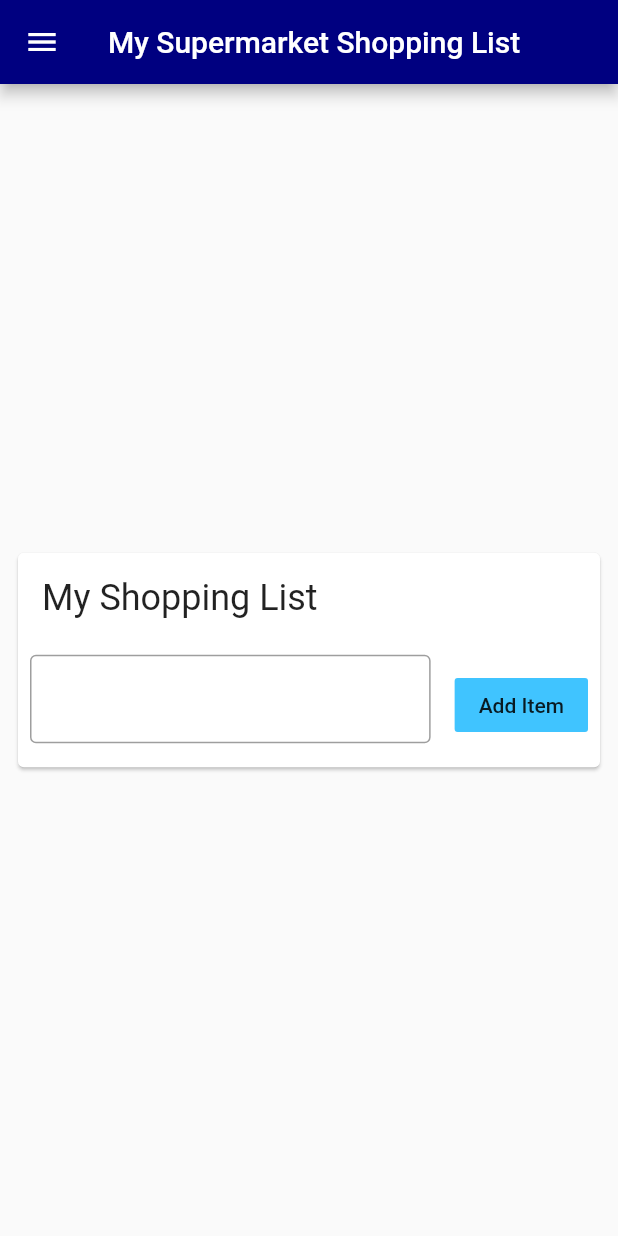
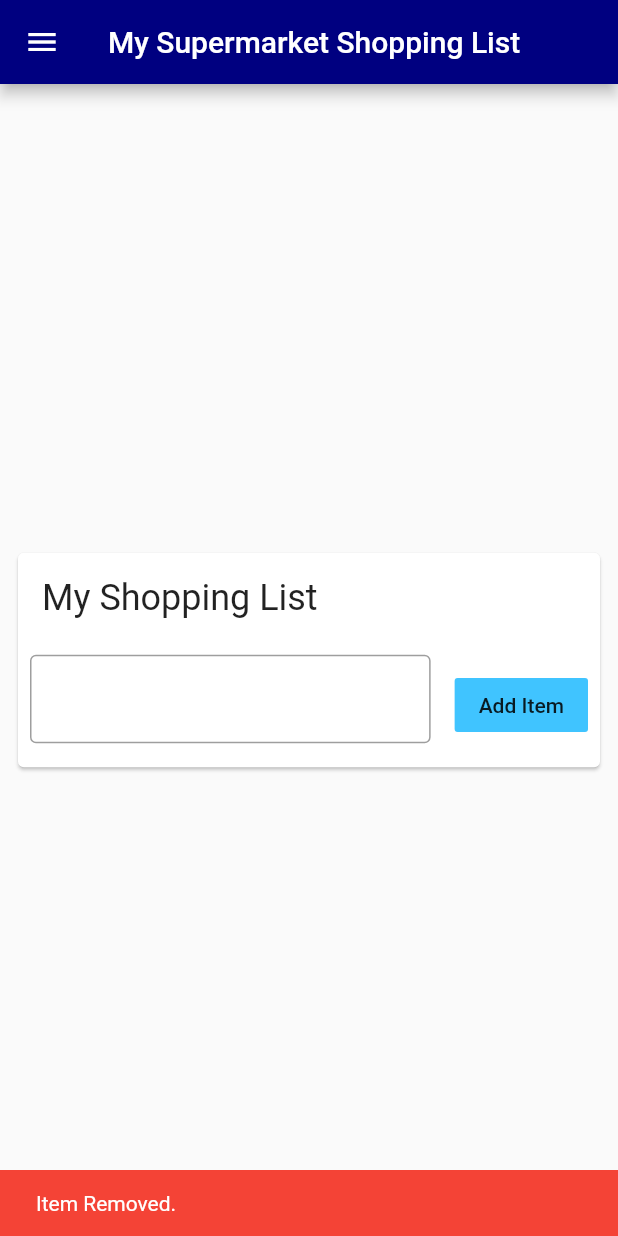
Before and after one commit to xDandreas/shoppinglist, a Flutter app: the screen it shows after launch, after a tap on "Add Item", after a tap on the "close" icon, on a phone screen of 412 x 824 dp. Run offline on Flutter 3.47's test engine with Material 2 defaults, Android fonts, the phone set to English and light mode, and no system bars.

Commit message:
Tweaked main file

```diff
--- a/lib/main.dart
+++ b/lib/main.dart
@@ -216,7 +216,15 @@ class _ListItemState extends State<ListItem> {
             ),
             IconButton(
               color: Colors.red,
-              onPressed: widget.onClosed,
+              onPressed: () {
+                final snackBar = SnackBar(
+                  backgroundColor: Colors.red,
+                  content: Text('Item Removed.'),
+                );
+                widget.onClosed();
+
+                Scaffold.of(context).showSnackBar(snackBar);
+              },
               icon: Icon(Icons.close),
             )
           ],
@@ -247,7 +255,15 @@ class _ListItemState extends State<ListItem> {
             ),
             IconButton(
               color: Colors.red,
-              onPressed: widget.onClosed,
+              onPressed: () {
+                final snackBar = SnackBar(
+                  backgroundColor: Colors.red,
+                  content: Text('Item Removed.'),
+                );
+                widget.onClosed();
+
+                Scaffold.of(context).showSnackBar(snackBar);
+              },
               icon: Icon(Icons.close),
             )
           ],
```
